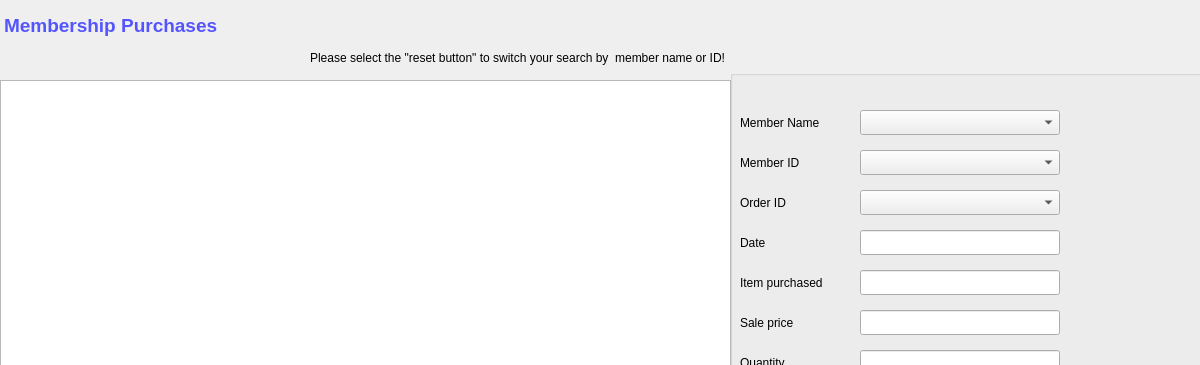
JShinozuka/Project2, file BulkClub/mMemberPurchases.ui: the form before one commit; both pictures show x 0 to 1200 and y 0 to 365 of the 1200 by 640 pixel window.
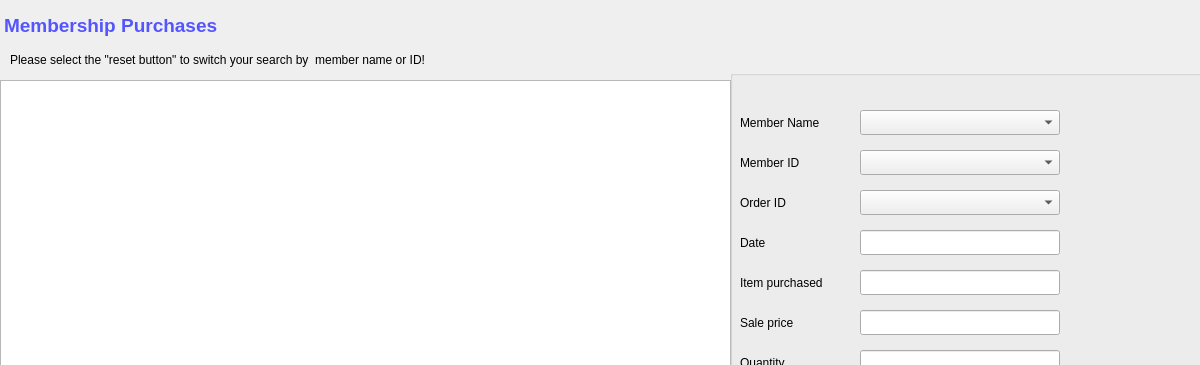
The form after the commit. Icons and pictures are not drawn.

What changed in the file:
```diff
--- a/BulkClub/mMemberPurchases.ui
+++ b/BulkClub/mMemberPurchases.ui
@@ -158,7 +158,7 @@
      <rect>
       <x>10</x>
       <y>200</y>
-      <width>100</width>
+      <width>121</width>
       <height>25</height>
      </rect>
     </property>
@@ -283,7 +283,7 @@
      <rect>
       <x>10</x>
       <y>40</y>
-      <width>100</width>
+      <width>121</width>
       <height>25</height>
      </rect>
     </property>
@@ -338,10 +338,10 @@
   <widget class="QLabel" name="label">
    <property name="geometry">
     <rect>
-     <x>310</x>
+     <x>10</x>
      <y>50</y>
-     <width>451</width>
-     <height>16</height>
+     <width>1181</width>
+     <height>20</height>
     </rect>
    </property>
    <property name="styleSheet">
```
